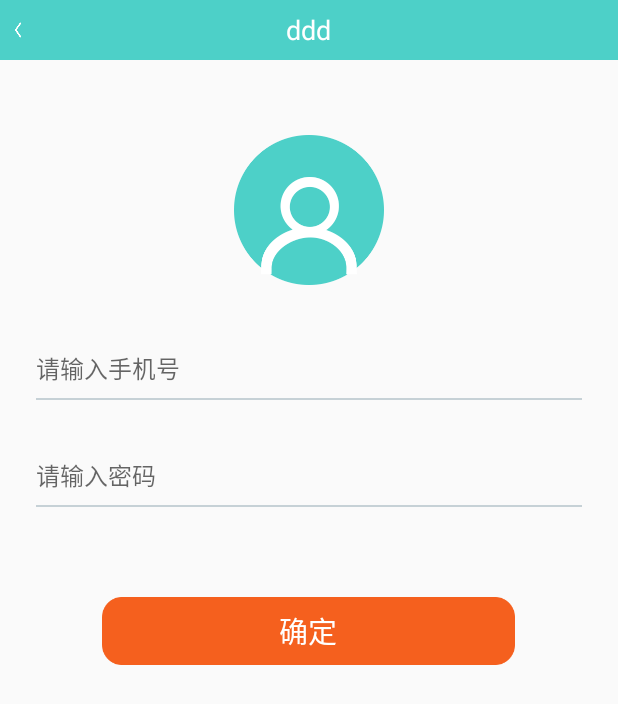
After one commit to dawei1980/ChinaOilProject, an Android app: the layout activity_login.xml on its own in the app's theme, with its tools: preview values and no code run, on a phone screen of 412 x 824 dp. The commit adds this screen. Shown: the top 704 px of the screen. Run offline under Robolectric (Android 15) with nearby library versions, the phone set to English and light mode, and no system bars.

Commit message:
add mine

```diff
--- /dev/null
+++ b/app/src/main/res/layout/activity_login.xml
@@ -0,0 +1,62 @@
+<?xml version="1.0" encoding="utf-8"?>
+<LinearLayout xmlns:android="http://schemas.android.com/apk/res/android"
+    android:layout_width="match_parent"
+    android:layout_height="match_parent"
+    android:orientation="vertical">
+    <include layout="@layout/title_bar"/>
+
+    <ImageView
+        android:id="@+id/login_user_portrait"
+        android:layout_width="@dimen/login_portrait_width_height"
+        android:layout_height="@dimen/login_portrait_width_height"
+        android:src="@mipmap/img_usercentre_header_f"
+        android:layout_gravity="center_horizontal"
+        android:layout_marginTop="@dimen/login_portrait_marginTop"/>
+
+    <LinearLayout
+        android:layout_width="match_parent"
+        android:layout_height="wrap_content"
+        android:layout_marginLeft="@dimen/login_et_marginLeftRight"
+        android:layout_marginRight="@dimen/login_et_marginLeftRight"
+        android:layout_marginTop="@dimen/login_et_marginTop"
+        android:orientation="vertical">
+
+        <EditText
+            android:id="@+id/login_username_et"
+            android:layout_width="match_parent"
+            android:layout_height="@dimen/login_et_height"
+            android:background="@null"
+            android:hint="@string/login_username_hint"
+            android:textSize="@dimen/font_size_16"
+            android:textColor="@color/black"/>
+        <View
+            android:layout_width="match_parent"
+            android:layout_height="@dimen/login_line_height"
+            android:background="@color/line_grey"/>
+
+        <EditText
+            android:id="@+id/login_password_et"
+            android:layout_width="match_parent"
+            android:layout_height="@dimen/login_et_height"
+            android:layout_marginTop="@dimen/login_et_marginTop_distance"
+            android:background="@null"
+            android:hint="@string/login_password_hint"
+            android:textSize="@dimen/font_size_16"
+            android:textColor="@color/black"/>
+        <View
+            android:layout_width="match_parent"
+            android:layout_height="@dimen/login_line_height"
+            android:background="@color/line_grey"/>
+    </LinearLayout>
+
+    <Button
+        android:id="@+id/login_ok_btn"
+        android:layout_width="@dimen/login_ok_btn_width"
+        android:layout_height="@dimen/login_ok_btn_height"
+        android:layout_marginTop="@dimen/login_ok_btn_marginTop"
+        android:background="@mipmap/input_isbn__btn_bg"
+        android:layout_gravity="center_horizontal"
+        android:textColor="@color/white"
+        android:textSize="@dimen/font_size_19"
+        android:text="@string/login_ok_btn"/>
+</LinearLayout>
--- /dev/null
+++ b/app/src/main/res/layout/title_bar.xml
@@ -0,0 +1,18 @@
+<?xml version="1.0" encoding="utf-8"?>
+<RelativeLayout xmlns:android="http://schemas.android.com/apk/res/android"
+    android:layout_width="match_parent"
+    android:layout_height="@dimen/title_layout_height"
+    android:background="@color/relative_head_green">
+    <Button
+        android:id="@+id/back_btn"
+        style="@style/Back_Style_left_top"/>
+
+    <TextView
+        android:id="@+id/title_text"
+        android:layout_width="wrap_content"
+        android:layout_height="wrap_content"
+        android:textColor="@color/white"
+        android:textSize="@dimen/font_size_18"
+        android:layout_centerInParent="true"
+        android:text="ddd"/>
+</RelativeLayout>
--- a/app/src/main/res/values/dimens.xml
+++ b/app/src/main/res/values/dimens.xml
@@ -9,6 +9,17 @@
     <dimen name="me_left_list_item_h">50dp</dimen>
 
     <dimen name="usercenter_left_title_textsize">17sp</dimen>
+    <!--Login-->
+    <dimen name="login_portrait_width_height">100dp</dimen>
+    <dimen name="login_portrait_marginTop">50dp</dimen>
+    <dimen name="login_et_marginLeftRight">24dp</dimen>
+    <dimen name="login_et_marginTop">35dp</dimen>
+    <dimen name="login_et_height">40dp</dimen>
+    <dimen name="login_et_marginTop_distance">30dp</dimen>
+    <dimen name="login_line_height">1dp</dimen>
+    <dimen name="login_ok_btn_width">275dp</dimen>
+    <dimen name="login_ok_btn_height">45dp</dimen>
+    <dimen name="login_ok_btn_marginTop">60dp</dimen>
 
     <!--通用dimens-->
     <dimen name="font_size_10">10dp</dimen>
--- a/app/src/main/res/values/strings.xml
+++ b/app/src/main/res/values/strings.xml
@@ -11,4 +11,8 @@
     <string name="str_usercenter_about_us">关于我们</string>
 
     <string name="me_left_list_have_not_signed_in">您还没有登录</string>
+    <string name="login_username_hint">请输入手机号</string>
+    <string name="login_password_hint">请输入密码</string>
+    <string name="login_ok_btn">确定</string>
+    <string name="login_text">登录</string>
 </resources>
--- a/app/src/main/res/values/styles.xml
+++ b/app/src/main/res/values/styles.xml
@@ -48,4 +48,12 @@
         <item name="android:src">@mipmap/new_red_ponit</item>
         <item name="android:scaleType">fitCenter</item>
     </style>
+
+    <style name="Back_Style_left_top">
+        <item name="android:layout_width">@dimen/back_btn_width</item>
+        <item name="android:layout_height">@dimen/back_btn_height</item>
+        <item name="android:layout_centerVertical">true</item>
+        <item name="android:background">@mipmap/img_back</item>
+        <item name="android:layout_marginLeft">@dimen/dp_5</item>
+    </style>
 </resources>
```
Also changed, not shown: app/src/main/res/mipmap-hdpi/activitaon_code.png (added), app/src/main/res/mipmap-hdpi/input_isbn__btn_bg.png (added).
